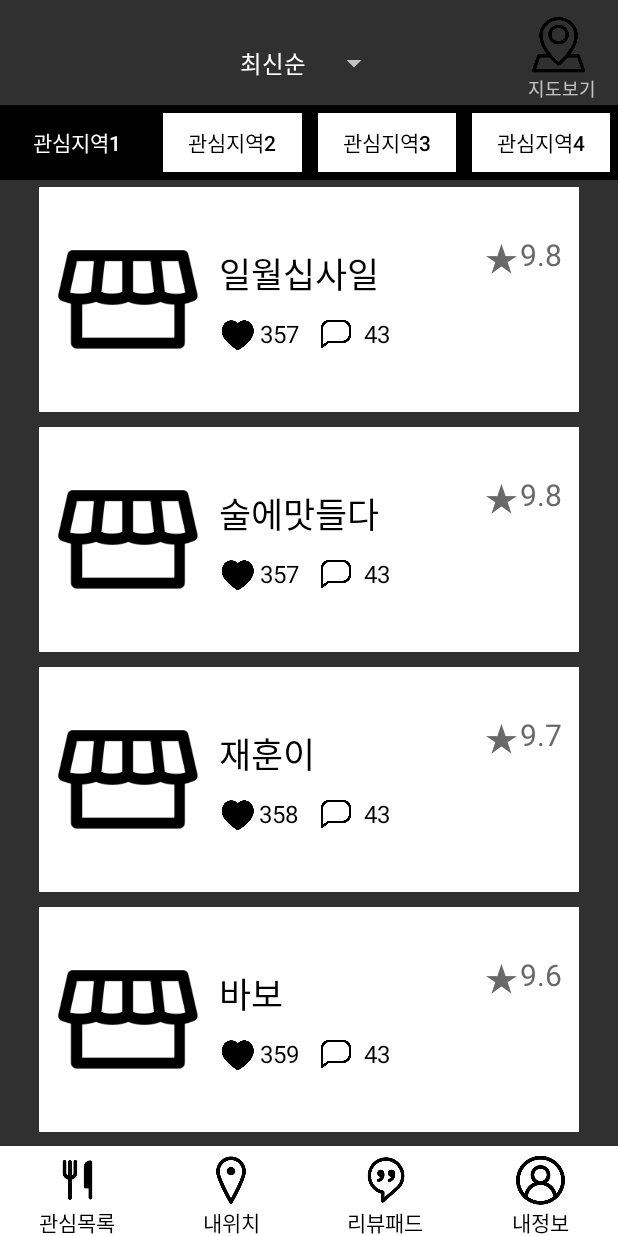
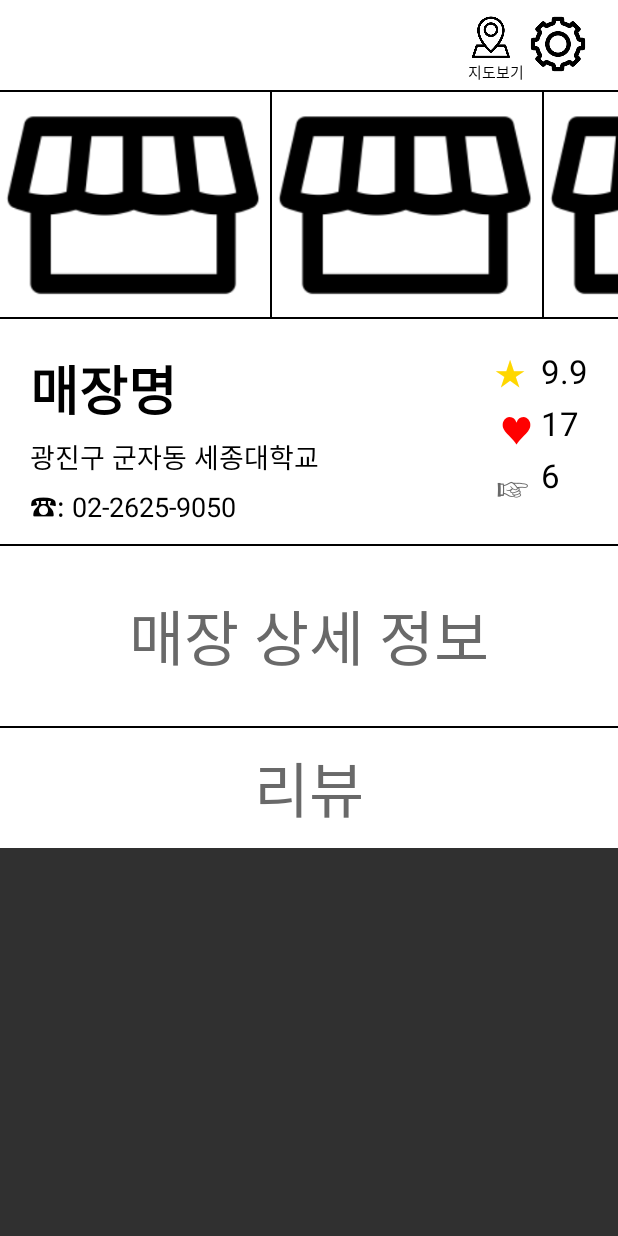
Before and after one commit to SnoopyKim/NewSikDang, an Android app: the screen it shows after launch (MainActivity before the commit, Restaurant after it), on a phone screen of 412 x 824 dp. Run offline under Robolectric (Android 15) with nearby library versions, the phone set to English and light mode, and no system bars.

Commit message:
restaurant inform1
++ detail + reviewn

```diff
--- a/app/src/main/AndroidManifest.xml
+++ b/app/src/main/AndroidManifest.xml
@@ -20,21 +20,18 @@
         android:supportsRtl="true"
         android:theme="@style/Theme.AppCompat.NoActionBar">
         <activity android:name=".MainActivity">
+
+        </activity>
+        <activity
+            android:name=".MapsActivity"
+            android:label="@string/title_activity_maps" />
+        <activity android:name=".Restaurant">
             <intent-filter>
                 <action android:name="android.intent.action.MAIN" />
 
                 <category android:name="android.intent.category.LAUNCHER" />
             </intent-filter>
         </activity>
-        <activity
-            android:name=".MapsActivity"
-            android:label="@string/title_activity_maps" />
-        <activity android:name=".OneFragment" />
-        <activity android:name=".TwoFragment" />
-        <activity android:name=".ThreeFragment" />
-        <activity android:name=".FourFragment" />
-        <activity android:name=".ReslistActivity" />
-        <activity android:name=".ThreeList"></activity>
     </application>
 
 </manifest>
--- /dev/null
+++ b/app/src/main/java/project/com/newsikdang/Restaurant.java
@@ -0,0 +1,13 @@
+package project.com.newsikdang;
+
+import android.support.v7.app.AppCompatActivity;
+import android.os.Bundle;
+
+public class Restaurant extends AppCompatActivity {
+
+    @Override
+    protected void onCreate(Bundle savedInstanceState) {
+        super.onCreate(savedInstanceState);
+        setContentView(R.layout.restaurant);
+    }
+}
--- a/app/src/main/java/project/com/newsikdang/ThreeList.java
+++ b/app/src/main/java/project/com/newsikdang/ThreeList.java
@@ -2,6 +2,7 @@ package project.com.newsikdang;
 
 import android.support.v7.app.AppCompatActivity;
 import android.os.Bundle;
+import android.widget.ImageView;
 
 public class ThreeList extends AppCompatActivity {
     String frag3_username;
--- a/app/src/main/java/project/com/newsikdang/ThreeRecyclerViewHolder.java
+++ b/app/src/main/java/project/com/newsikdang/ThreeRecyclerViewHolder.java
@@ -3,11 +3,13 @@ package project.com.newsikdang;
 
 import android.support.v7.widget.RecyclerView;
 import android.view.View;
+import android.widget.ImageView;
 import android.widget.TextView;
 
 public class ThreeRecyclerViewHolder extends RecyclerView.ViewHolder {
     public TextView mfrag3_username;
     public TextView mfrag3_review;
+
     public ThreeRecyclerViewHolder(View itemView) {
         super(itemView);
         mfrag3_username = (TextView) itemView.findViewById(R.id.frag3_username);
--- /dev/null
+++ b/app/src/main/res/layout/restaurant.xml
@@ -0,0 +1,255 @@
+<?xml version="1.0" encoding="utf-8"?>
+<RelativeLayout xmlns:android="http://schemas.android.com/apk/res/android"
+    xmlns:app="http://schemas.android.com/apk/res-auto"
+    xmlns:tools="http://schemas.android.com/tools"
+    android:layout_width="match_parent"
+    android:layout_height="match_parent"
+    tools:context=".Restaurant">
+
+    <!--상단바-->
+    <RelativeLayout
+        android:id="@+id/res_top"
+        android:layout_width="match_parent"
+        android:layout_height="60dp"
+        android:background="#FFFFFF"
+        >
+        <ImageView
+            android:id="@+id/res_top_setting"
+            android:layout_width="40dp"
+            android:layout_height="40dp"
+            android:src="@drawable/setting_blank"
+            android:layout_centerVertical="true"
+            android:layout_alignParentRight="true"
+            android:layout_marginRight="20dp"/>
+        <ImageView
+            android:id="@+id/res_top_map"
+            android:layout_width="30dp"
+            android:layout_height="30dp"
+            android:src="@drawable/mapview"
+            android:layout_toLeftOf="@+id/res_top_setting"
+            android:layout_marginRight="10dp"
+            android:layout_marginTop="10dp"
+            />
+        <TextView
+            android:layout_width="wrap_content"
+            android:layout_height="wrap_content"
+            android:textColor="#000000"
+            android:textSize="10dp"
+            android:layout_below="@+id/res_top_map"
+            android:layout_alignLeft="@+id/res_top_map"
+            android:text="지도보기"/>
+    </RelativeLayout>
+    <View
+        android:id="@+id/res_top_line"
+        android:layout_width="match_parent"
+        android:layout_height="1dp"
+        android:background="#000000"
+        android:layout_below="@+id/res_top"/>
+
+    <!--식당이미지-->
+    <RelativeLayout
+        android:id="@+id/res_img"
+        android:layout_width="match_parent"
+        android:layout_height="150dp"
+        android:layout_below="@+id/res_top_line"
+        android:background="#FFFFFF">
+        <HorizontalScrollView
+            android:layout_width="match_parent"
+            android:layout_height="wrap_content" >
+            <LinearLayout
+                android:id="@+id/mygallery"
+                android:layout_width="match_parent"
+                android:layout_height="wrap_content"
+                android:orientation="horizontal">
+                <ImageView
+                    android:id="@+id/res_img1"
+                    android:layout_width="180dp"
+                    android:layout_height="150dp"
+                    android:src="@drawable/shop_blank"/>
+                <View
+                    android:layout_width="1dp"
+                    android:layout_height="match_parent"
+                    android:background="#000000"/>
+                <ImageView
+                    android:id="@+id/res_img2"
+                    android:layout_width="180dp"
+                    android:layout_height="150dp"
+                    android:src="@drawable/shop_blank" />
+                <View
+                    android:layout_width="1dp"
+                    android:layout_height="match_parent"
+                    android:background="#000000"/>
+                <ImageView
+                    android:id="@+id/res_img3"
+                    android:layout_width="180dp"
+                    android:layout_height="150dp"
+                    android:src="@drawable/shop_blank"/>
+                <View
+                    android:layout_width="1dp"
+                    android:layout_height="match_parent"
+                    android:background="#000000"/>
+                <ImageView
+                    android:id="@+id/res_img4"
+                    android:layout_width="180dp"
+                    android:layout_height="150dp"
+                    android:src="@drawable/shop_blank"/>
+            </LinearLayout>
+        </HorizontalScrollView>
+    </RelativeLayout>
+    <View
+        android:id="@+id/res_img_line"
+        android:layout_width="match_parent"
+        android:layout_height="1dp"
+        android:background="#000000"
+        android:layout_below="@+id/res_img"/>
+
+    <!--매장 이름(정보)-->
+    <RelativeLayout
+        android:id="@+id/res_inform"
+        android:layout_width="match_parent"
+        android:layout_height="150dp"
+        android:layout_below="@+id/res_img_line"
+        android:background="#FFFFFF">
+        <TextView
+            android:id="@+id/res_name"
+            android:layout_width="150dp"
+            android:layout_height="wrap_content"
+            android:textColor="#000000"
+            android:textSize="35dp"
+            android:layout_marginLeft="20dp"
+            android:layout_marginTop="20dp"
+            android:text="매장명"
+            android:textStyle="bold"/>
+        <TextView
+            android:id="@+id/res_address"
+            android:layout_width="wrap_content"
+            android:layout_height="wrap_content"
+            android:textColor="#000000"
+            android:textSize="18dp"
+            android:layout_marginTop="5dp"
+            android:layout_below="@+id/res_name"
+            android:layout_alignLeft="@+id/res_name"
+            android:text="광진구 군자동 세종대학교"/>
+        <TextView
+            android:id="@+id/res_number"
+            android:layout_width="wrap_content"
+            android:layout_height="wrap_content"
+            android:textColor="#000000"
+            android:textSize="18dp"
+            android:layout_marginTop="5dp"
+            android:layout_below="@+id/res_address"
+            android:layout_alignLeft="@+id/res_name"
+            android:text="☎: 02-2625-9050"
+            />
+
+        <TextView
+            android:id="@+id/res_star"
+            android:layout_width="wrap_content"
+            android:layout_height="wrap_content"
+            android:textColor="#000000"
+            android:textSize="22dp"
+            android:layout_alignParentRight="true"
+            android:layout_marginRight="20dp"
+            android:layout_marginLeft="10dp"
+            android:layout_marginTop="20dp"
+            android:text="9.9"/>
+        <TextView
+            android:id="@+id/res_star_img"
+            android:layout_width="wrap_content"
+            android:layout_height="wrap_content"
+            android:textColor="#FFD700"
+            android:textSize="24dp"
+            android:layout_toLeftOf="@+id/res_star"
+            android:layout_marginTop="18dp"
+            android:text="★"/>
+        <TextView
+            android:id="@+id/res_heart"
+            android:layout_width="wrap_content"
+            android:layout_height="wrap_content"
+            android:textColor="#000000"
+            android:textSize="22dp"
+            android:layout_alignLeft="@+id/res_star"
+            android:layout_below="@+id/res_star"
+            android:layout_marginTop="5dp"
+            android:text="17"/>
+        <TextView
+            android:id="@+id/res_heart_img"
+            android:layout_width="wrap_content"
+            android:layout_height="wrap_content"
+            android:textColor="#FF0000"
+            android:textSize="22dp"
+            android:layout_toLeftOf="@+id/res_heart"
+            android:layout_below="@+id/res_star_img"
+            android:layout_marginTop="5dp"
+            android:layout_marginRight="5dp"
+            android:text="♥"/>
+
+        <TextView
+            android:id="@+id/res_review"
+            android:layout_width="wrap_content"
+            android:layout_height="wrap_content"
+            android:textColor="#000000"
+            android:textSize="22dp"
+            android:layout_alignLeft="@+id/res_star"
+            android:layout_below="@+id/res_heart"
+            android:layout_marginTop="5dp"
+            android:text="6"/>
+        <TextView
+            android:id="@+id/res_review_img"
+            android:layout_width="wrap_content"
+            android:layout_height="wrap_content"
+            android:textColor="#696969	"
+            android:textSize="22dp"
+            android:layout_toLeftOf="@+id/res_review"
+            android:layout_below="@+id/res_heart_img"
+            android:layout_marginTop="5dp"
+            android:layout_marginRight="7dp"
+            android:text="☞"/>
+    </RelativeLayout>
+    <View
+        android:id="@+id/res_name_line"
+        android:layout_width="match_parent"
+        android:layout_height="1dp"
+        android:background="#000000"
+        android:layout_below="@+id/res_inform"/>
+
+    <!--매장상세정보-->
+    <RelativeLayout
+        android:id="@+id/res_detail"
+        android:layout_width="match_parent"
+        android:layout_height="120dp"
+        android:layout_below="@+id/res_name_line"
+        android:background="#FFFFFF">
+        <TextView
+            android:id="@+id/res_detail1"
+            android:layout_width="wrap_content"
+            android:layout_height="wrap_content"
+            android:textColor="#696969	"
+            android:textSize="40dp"
+            android:layout_centerInParent="true"
+            android:text="매장 상세 정보"/>
+    </RelativeLayout>
+    <View
+        android:id="@+id/res_detail_line"
+        android:layout_width="match_parent"
+        android:layout_height="1dp"
+        android:background="#000000"
+        android:layout_below="@+id/res_detail"/>
+
+    <!--리뷰-->
+    <RelativeLayout
+        android:layout_width="match_parent"
+        android:layout_height="80dp"
+        android:layout_below="@+id/res_detail_line"
+        android:background="#FFFFFF">
+        <TextView
+            android:id="@+id/res_review1"
+            android:layout_width="wrap_content"
+            android:layout_height="wrap_content"
+            android:textColor="#696969	"
+            android:textSize="40dp"
+            android:layout_centerInParent="true"
+            android:text="리뷰"/>
+    </RelativeLayout>
+
+</RelativeLayout>
```
